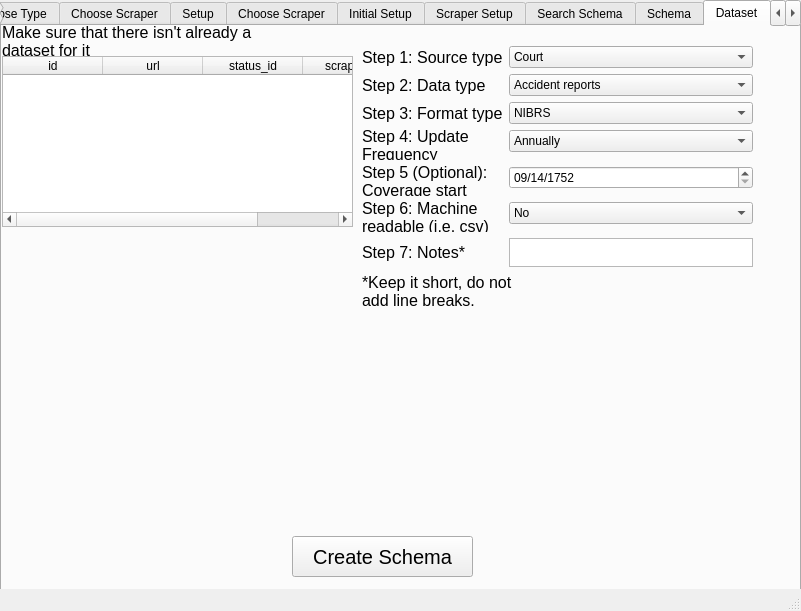
Before: the Qt Designer form setup_gui/common/gui/scraper_ui.ui in Police-Data-Accessibility-Project/scrapers, drawn with Qt 5.
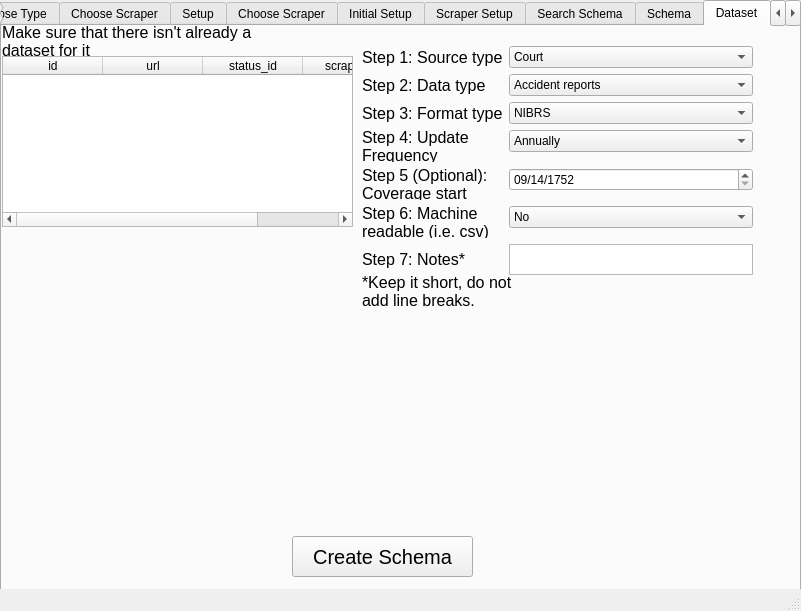
After: the same form once the commit is applied.

Commit message: change tab order of elements in ui

```diff
--- a/setup_gui/common/gui/scraper_ui.ui
+++ b/setup_gui/common/gui/scraper_ui.ui
@@ -2492,7 +2492,7 @@
         <x>360</x>
         <y>20</y>
         <width>391</width>
-        <height>221</height>
+        <height>229</height>
        </rect>
       </property>
       <layout class="QFormLayout" name="formLayout_3">
```
Left out of the diff: 63 changed lines with no effect on the pictures.
